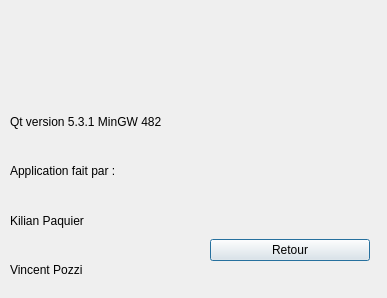
Old version of the form view/aproposwindow.ui in the repository kilian-paquier/qt-patients.
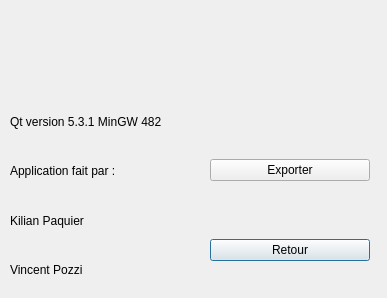
New version of the form. Icons and pictures are not drawn.

What changed in the file:
```diff
--- a/view/aproposwindow.ui
+++ b/view/aproposwindow.ui
@@ -37,8 +37,8 @@
     <rect>
      <x>10</x>
      <y>10</y>
-     <width>221</width>
-     <height>91</height>
+     <width>229</width>
+     <height>81</height>
     </rect>
    </property>
    <layout class="QVBoxLayout" name="verticalLayout">
@@ -94,6 +94,25 @@
     </item>
    </layout>
   </widget>
+  <widget class="QWidget" name="horizontalLayoutWidget_2">
+   <property name="geometry">
+    <rect>
+     <x>210</x>
+     <y>130</y>
+     <width>160</width>
+     <height>80</height>
+    </rect>
+   </property>
+   <layout class="QHBoxLayout" name="horizontalLayout_2">
+    <item>
+     <widget class="QPushButton" name="btnExporter">
+      <property name="text">
+       <string>Exporter</string>
+      </property>
+     </widget>
+    </item>
+   </layout>
+  </widget>
  </widget>
  <resources>
   <include location="../polytech.qrc"/>
```
